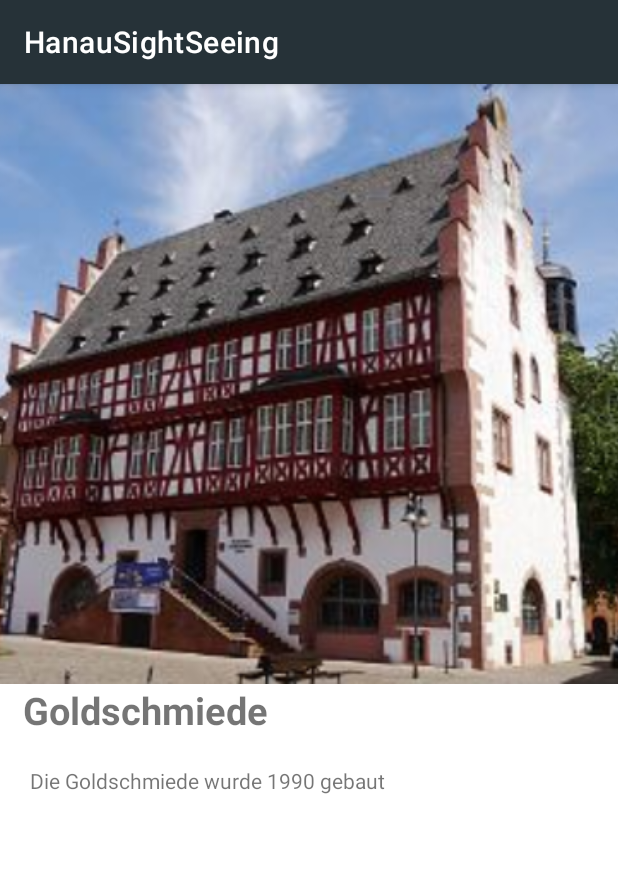
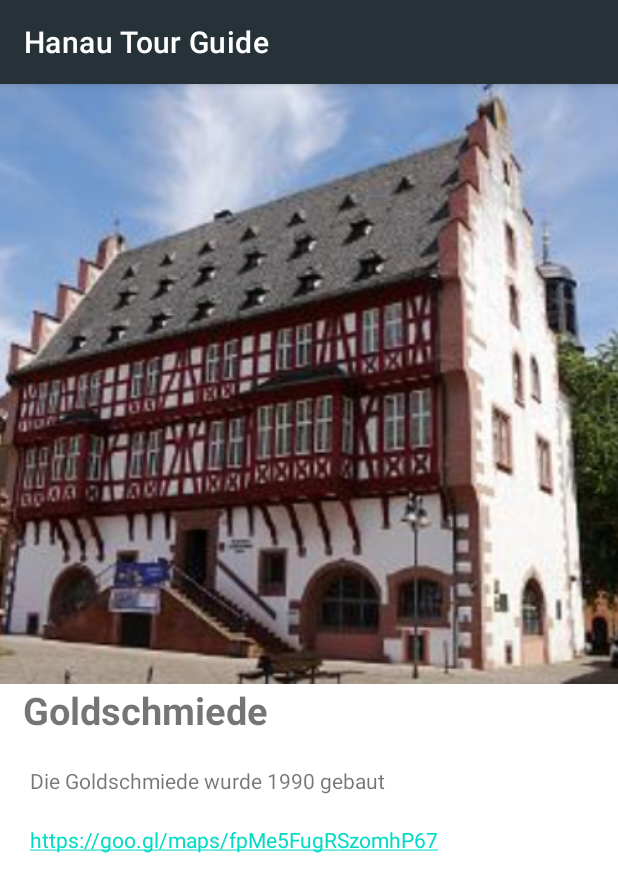
Before and after one commit to MandoV0/HanauSightSeeing, an Android app: the screen it shows after launch (ViewSehenwürdigkeit), after a tap on "Goldschmiede", on a phone screen of 412 x 824 dp. Shown: the top 892 px of the screen. Run offline under Robolectric (Android 15) with nearby library versions, the light colour scheme and no system bars.

Commit message:
Neue Sehenswürdigkeiten eingefügt. Controller entfernt. App Namen bearbeitet

```diff
--- a/app/src/main/AndroidManifest.xml
+++ b/app/src/main/AndroidManifest.xml
@@ -16,15 +16,13 @@
             android:name=".views.MainActivity"
             android:exported="true">
 
-        </activity>
-
-        <activity android:name=".controllers.Controller" android:exported="true">
             <intent-filter>
                 <action android:name="android.intent.action.MAIN" />
 
                 <category android:name="android.intent.category.LAUNCHER" />
             </intent-filter>
         </activity>
+
     </application>
 
 </manifest>
--- a/app/src/main/java/com/example/hanausightseeing/adapters/RecyclerAdapter.java
+++ b/app/src/main/java/com/example/hanausightseeing/adapters/RecyclerAdapter.java
@@ -26,7 +26,7 @@ public class RecyclerAdapter extends RecyclerView.Adapter<RecyclerAdapter.MyView
         this.listener = listener;
     }
 
-    // Erstelle die einzelne View ( Recycler View )
+    // Erstelle die einzelne View ( Recycler View im main menu)
     public class MyViewHolder extends RecyclerView.ViewHolder implements View.OnClickListener {
 
         private TextView nameText;
--- a/app/src/main/java/com/example/hanausightseeing/controllers/Controller.java
+++ /dev/null
@@ -1,26 +0,0 @@
-package com.example.hanausightseeing.controllers;
-
-import android.content.Intent;
-import android.os.Bundle;
-
-import androidx.appcompat.app.AppCompatActivity;
-
-import com.example.hanausightseeing.Sehenswürdigkeit;
-import com.example.hanausightseeing.models.Model;
-import com.example.hanausightseeing.views.MainActivity;
-import com.example.hanausightseeing.views.ViewSehenwürdigkeit;
-
-public class Controller extends AppCompatActivity {
-
-    public Model model;
-
-    @Override
-    protected void onCreate(Bundle savedInstanceState) {
-        super.onCreate(savedInstanceState);
-        model = new Model();
-
-        Intent intent = new Intent(getApplicationContext(), MainActivity.class);
-        startActivity(intent);
-
-    }
-}
--- a/app/src/main/java/com/example/hanausightseeing/models/Model.java
+++ b/app/src/main/java/com/example/hanausightseeing/models/Model.java
@@ -8,20 +8,26 @@ import java.util.Arrays;
 
 public class Model {
 
-    private ArrayList<Sehenswürdigkeit> sehenswürdigkeitList =
+    private final ArrayList<Sehenswürdigkeit> sehenswürdigkeitList =
             new ArrayList<Sehenswürdigkeit>(Arrays.asList(
-                    new Sehenswürdigkeit("Goldschmiede", "Die Goldschmiede wurde 1990 gebaut", new int[] {R.drawable.goldschmiede, R.drawable.goldi2}, "" ),
-                    new Sehenswürdigkeit("Schloss", "Das Schloss der Märchen", R.drawable.schloss, ""),
-                    new Sehenswürdigkeit("Brüder-Grimm-Nationaldenkmal", "Das Brüder-Grimm-Nationaldenkmal ist eine Doppelstatue für die in Hanau geborenen Brüder Grimm. Sie wurde 1896 vor dem Neustädter Rathaus in Hanau enthüllt. ", R.drawable.grimm, ""),
+                    new Sehenswürdigkeit("Goldschmiede", "Die Goldschmiede wurde 1990 gebaut", new int[] {R.drawable.goldschmiede, R.drawable.goldi2}, "https://goo.gl/maps/fpMe5FugRSzomhP67" ),
+                    new Sehenswürdigkeit("Schloss", "Das Schloss der Märchen", R.drawable.schloss, "https://goo.gl/maps/VAg1w4495Wu94so56"),
+                    new Sehenswürdigkeit("Brüder-Grimm-Nationaldenkmal", "Das Brüder-Grimm-Nationaldenkmal ist eine Doppelstatue für die in Hanau geborenen Brüder Grimm. Sie wurde 1896 vor dem Neustädter Rathaus in Hanau enthüllt. ", R.drawable.grimm, "https://goo.gl/maps/M5Z9Fukcs4G1broc6"),
                     new Sehenswürdigkeit("Wilhelmsbad", "Wilhelmsbad gehört zu den beliebtesten Naherholungszielen im Rhein-Main-Gebiet. " +
                     "Keiner der vielen Stammgäste mag sich festlegen, zu welcher Jahreszeit die Anlage mit " +
                     "ihrem prächtigen Baumbestand und der langgestreckten Reihe historischer Kurgebäude" +
                     " am reizvollsten ist. Ihre Entstehung verdankt die historische Kur- und Badeanlage zwei Kräuterfrauen," +
                             " die hier im Jahre 1709 eine Waldquelle entdeckten, der wenig später heilsame Wirkung zugesagt wurde.", R.drawable.wilhelmsbad, "https://goo.gl/maps/Ef6a9iFe3fFAStB28"),
                     new Sehenswürdigkeit("Die Evangelische Marienkirche", "Die Evangelische Marienkirche - ein Schmuckstück im Herzen der Hanauer Altstadt. 1234 durch Urkunde des Grafen Reinhard zu Hanau - Münzenberg gegründet,\n" +
-                    "1316 als Bauwerk erstmals in einem Ablassbrief des Erzbischofs von Mainz erwähnt.", R.drawable.marienkirche, "")
+                    "1316 als Bauwerk erstmals in einem Ablassbrief des Erzbischofs von Mainz erwähnt.", R.drawable.marienkirche, ""),
+                    new Sehenswürdigkeit("Alte Fasanerie", "Der Wildpark Alte Fasanerie ist ein Wildgehege bei Klein-Auheim, einem Stadtteil von Hanau. Die Anlage ist 107 Hektar groß und beherbergt rund 40 mittel- und nordeuropäische Tierarten mit gut 350 Exemplaren. Das Gehege geht auf eine 1705 von Erzbischof Lothar Franz von Schönborn geschaffene Fasanerie zurück. Der Park ist heute ein beliebtes Naherholungsziel für Menschen aus dem ganzen Rhein-Main-Gebiet.", R.drawable.alte_fasanerie, "https://goo.gl/maps/A9YwBuU76matki6E6"),
+                    new Sehenswürdigkeit("Wallonisch-Niederländische Kirche", "Die Wallonisch-Niederländische Kirche in Hanau war die Doppelkirche reformierter Konfession der durch Graf Philipp Ludwig II. von Hanau-Münzenberg für Religionsflüchtlinge aus Frankreich und den spanischen Niederlanden gegründeten Neustadt Hanau", R.drawable.kirche, "https://goo.gl/maps/UacqFGVJ3FhmMYC29"),
+                    new Sehenswürdigkeit("Amphitheater", "Zum so genannten Amphitheater Hanau wurde, im Zuge der Landesgartenschau 2002 in Hanau, der ehemalige Baumgarten, das westliche Ende des Schlossparks des Schlosses Philippsruhe, umgebaut. Jedes Jahr werden dort von Anfang Mai bis Ende Juli die Brüder Grimm Festspiele veranstaltet", R.drawable.theater, "https://goo.gl/maps/jfpuRYS9esEySXtA8")
 
             ));
 
+    /**
+     * Gibt eine Liste mit allen Sehenswürdigkeiten zurück
+     */
     public ArrayList<Sehenswürdigkeit> getSehenswürdigkeiten() { return sehenswürdigkeitList; }
 }
--- a/app/src/main/java/com/example/hanausightseeing/views/MainActivity.java
+++ b/app/src/main/java/com/example/hanausightseeing/views/MainActivity.java
@@ -12,7 +12,6 @@ import android.text.Editable;
 import android.text.TextWatcher;
 import android.widget.EditText;
 
-import com.example.hanausightseeing.controllers.Controller;
 import com.example.hanausightseeing.models.Model;
 import com.example.hanausightseeing.R;
 import com.example.hanausightseeing.adapters.RecyclerAdapter;
@@ -40,6 +39,7 @@ public class MainActivity extends AppCompatActivity {
         // Erstelle das Model ( Die Logik )
         model = new Model();
 
+        // Für die Suche
         EditText editText = findViewById(R.id.main_edittext);
         editText.addTextChangedListener(new TextWatcher() {
             @Override
@@ -70,7 +70,7 @@ public class MainActivity extends AppCompatActivity {
     }
 
     /**
-     * Setzt ein Knopf der hört ob auf diese Sehenswürdigkeit gecklickt wurde
+     * Erstellt einen Knopf auf der Sehenswürdigkeit der schaut ob auf diese Sehenswürdigkeit gecklickt wurde
      */
     void setOnClickListener() {
         listener = (view, position) -> {
--- a/app/src/main/res/layout/sehenswuerdigkeit_design.xml
+++ b/app/src/main/res/layout/sehenswuerdigkeit_design.xml
@@ -22,8 +22,6 @@
             android:id="@+id/sehenswürdigkeiten_foto"
 
             ></ImageView>
-
-
 
         <TextView
             android:id="@+id/sehenswürdigkeiten_name"
--- a/app/src/main/res/values/strings.xml
+++ b/app/src/main/res/values/strings.xml
@@ -1,5 +1,5 @@
 <resources>
-    <string name="app_name">HanauSightSeeing</string>
+    <string name="app_name">Hanau Tour Guide</string>
     <string name="pic_desc">Bla bla bla</string>
     <string name="test_text">Hallo das ist ein Test.Hallo das ist ein Test.Hallo das ist ein Test.
         Hallo das ist ein Test.Hallo das ist ein Test.Hallo das ist ein Test.Hallo das ist ein Test.
```
Also changed, not shown: app/src/main/java/com/example/hanausightseeing/views/ViewSehenwürdigkeit.java (+2 -5 lines), app/src/main/res/Sehenswürdigkeiten.json (added, +9 -0 lines), app/src/main/res/drawable-v24/alte_fasanerie.jpg (added), app/src/main/res/drawable-v24/kirche.jpg (added), app/src/main/res/drawable-v24/theater.jpg (added).
